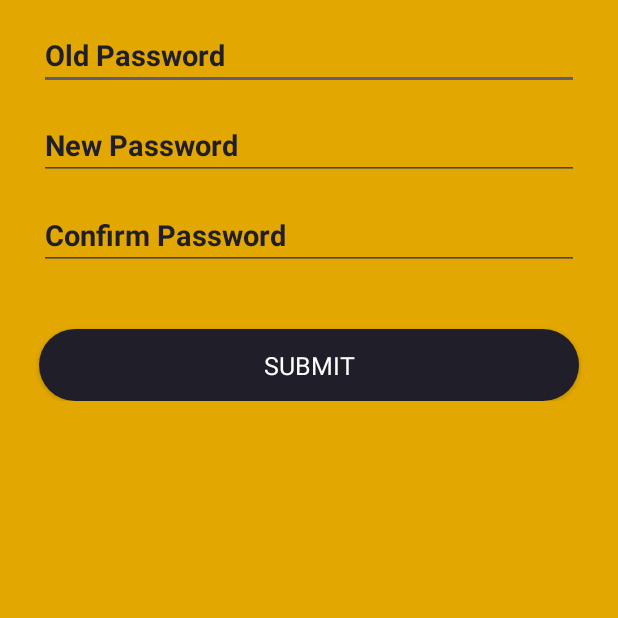
After one commit to sahetu/June_Internship, an Android app: the ChangePasswordActivity screen opened directly, with no data from a screen before it, on a phone screen of 412 x 824 dp, the top half of it. The commit adds this screen. Run offline under Robolectric (Android 15) with nearby library versions, the phone set to English and light mode, and no system bars; our stand-ins replace sdp/ssp sizes; Roboto replaces fonts that are not available here.

Commit message:
28th June

```diff
--- /dev/null
+++ b/app/src/main/java/june/internship/ChangePasswordActivity.java
@@ -0,0 +1,80 @@
+package june.internship;
+
+import androidx.appcompat.app.AppCompatActivity;
+
+import android.content.SharedPreferences;
+import android.database.Cursor;
+import android.database.sqlite.SQLiteDatabase;
+import android.os.Bundle;
+import android.view.View;
+import android.widget.Button;
+import android.widget.EditText;
+import android.widget.Toast;
+
+public class ChangePasswordActivity extends AppCompatActivity {
+
+    EditText oldPassword,newPassword,confirmPassword;
+    Button submit;
+
+    SQLiteDatabase db;
+    SharedPreferences sp;
+
+    @Override
+    protected void onCreate(Bundle savedInstanceState) {
+        super.onCreate(savedInstanceState);
+        setContentView(R.layout.activity_change_password);
+
+        sp = getSharedPreferences(ConstantData.PREF,MODE_PRIVATE);
+
+        db = openOrCreateDatabase("JuneInternship",MODE_PRIVATE,null);
+        String tableQuery = "CREATE TABLE IF NOT EXISTS USERS(USERID INTEGER PRIMARY KEY AUTOINCREMENT,NAME VARCHAR(100),EMAIL VARCHAR(100),CONTACT INT(10),PASSWORD VARCHAR(20),DOB VARCHAR(10),GENDER VARCHAR(10),CITY VARCHAR(50))";
+        db.execSQL(tableQuery);
+
+        oldPassword = findViewById(R.id.change_old_password);
+        newPassword = findViewById(R.id.change_new_password);
+        confirmPassword = findViewById(R.id.change_confirm_password);
+
+        submit = findViewById(R.id.change_password_button);
+
+        submit.setOnClickListener(new View.OnClickListener() {
+            @Override
+            public void onClick(View view) {
+                if(oldPassword.getText().toString().trim().equals("")){
+                    oldPassword.setError("Old Password Required");
+                }
+                else if(oldPassword.getText().toString().trim().length()<6){
+                    oldPassword.setError("Min. 6 Char Password Required");
+                }
+                else if(newPassword.getText().toString().trim().equals("")){
+                    newPassword.setError("New Password Required");
+                }
+                else if(newPassword.getText().toString().trim().length()<6){
+                    newPassword.setError("Min. 6 Char Password Required");
+                }
+                else if(confirmPassword.getText().toString().trim().equals("")){
+                    confirmPassword.setError("Confirm Password Required");
+                }
+                else if(confirmPassword.getText().toString().trim().length()<6){
+                    confirmPassword.setError("Min. 6 Char Password Required");
+                }
+                else if(!confirmPassword.getText().toString().trim().matches(newPassword.getText().toString())){
+                    confirmPassword.setError("Confirm Password Does Not Match");
+                }
+                else{
+                    String selectQuery = "SELECT * FROM USERS WHERE USERID='"+sp.getString(ConstantData.USERID,"")+"' AND PASSWORD='"+oldPassword.getText().toString()+"'";
+                    Cursor cursor = db.rawQuery(selectQuery,null);
+                    if(cursor.getCount()>0){
+                        String updateQuery = "UPDATE USERS SET PASSWORD='"+newPassword.getText().toString()+"' WHERE USERID='"+sp.getString(ConstantData.USERID,"")+"'";
+                        db.execSQL(updateQuery);
+                        Toast.makeText(ChangePasswordActivity.this, "Password Change Successfully", Toast.LENGTH_SHORT).show();
+                        onBackPressed();
+                    }
+                    else{
+                        Toast.makeText(ChangePasswordActivity.this, "Old Password Does Not Match", Toast.LENGTH_SHORT).show();
+                    }
+                }
+            }
+        });
+
+    }
+}
--- a/app/src/main/java/june/internship/MainActivity.java
+++ b/app/src/main/java/june/internship/MainActivity.java
@@ -93,7 +93,7 @@ public class MainActivity extends AppCompatActivity {
                         Toast.makeText(MainActivity.this,"Login Successfully",Toast.LENGTH_LONG).show();
                         Snackbar.make(view,"Login Successfully",Snackbar.LENGTH_SHORT).show();
 
-                        Intent intent = new Intent(MainActivity.this,HomeActivity.class);
+                        Intent intent = new Intent(MainActivity.this,DashboardActivity.class);
                         startActivity(intent);
                     }
                     else{
--- a/app/src/main/java/june/internship/SplashActivity.java
+++ b/app/src/main/java/june/internship/SplashActivity.java
@@ -37,7 +37,7 @@ public class SplashActivity extends AppCompatActivity {
                     finish();
                 }
                 else{
-                    Intent intent = new Intent(SplashActivity.this, HomeActivity.class);
+                    Intent intent = new Intent(SplashActivity.this, DashboardActivity.class);
                     startActivity(intent);
                     finish();
                 }
--- /dev/null
+++ b/app/src/main/res/layout/activity_change_password.xml
@@ -0,0 +1,61 @@
+<?xml version="1.0" encoding="utf-8"?>
+<LinearLayout xmlns:android="http://schemas.android.com/apk/res/android"
+    xmlns:app="http://schemas.android.com/apk/res-auto"
+    xmlns:tools="http://schemas.android.com/tools"
+    style="@style/layout_bg"
+    android:layout_width="match_parent"
+    android:layout_height="match_parent"
+    android:orientation="vertical">
+
+    <androidx.core.widget.NestedScrollView
+        android:layout_width="match_parent"
+        android:layout_height="wrap_content">
+
+        <LinearLayout
+            android:layout_width="match_parent"
+            android:layout_height="wrap_content"
+            android:orientation="vertical">
+
+            <EditText
+                android:id="@+id/change_old_password"
+                style="@style/edit_bold_20"
+                android:layout_width="match_parent"
+                android:layout_height="wrap_content"
+                android:layout_marginHorizontal="@dimen/_20sdp"
+                android:layout_marginTop="@dimen/_10sdp"
+                android:hint="Old Password"
+                android:inputType="textPassword" />
+
+            <EditText
+                android:id="@+id/change_new_password"
+                style="@style/edit_bold_20"
+                android:layout_width="match_parent"
+                android:layout_height="wrap_content"
+                android:layout_marginHorizontal="@dimen/_20sdp"
+                android:layout_marginTop="@dimen/_10sdp"
+                android:hint="New Password"
+                android:inputType="textPassword" />
+
+            <EditText
+                android:id="@+id/change_confirm_password"
+                style="@style/edit_bold_20"
+                android:layout_width="match_parent"
+                android:layout_height="wrap_content"
+                android:layout_marginHorizontal="@dimen/_20sdp"
+                android:layout_marginTop="@dimen/_10sdp"
+                android:hint="Confirm Password"
+                android:inputType="textPassword" />
+
+            <Button
+                android:id="@+id/change_password_button"
+                style="@style/button_18"
+                android:layout_width="match_parent"
+                android:layout_height="wrap_content"
+                android:layout_marginHorizontal="@dimen/_20sdp"
+                android:layout_marginTop="@dimen/_30sdp"
+                android:text="Submit" />
+
+        </LinearLayout>
+
+    </androidx.core.widget.NestedScrollView>
+</LinearLayout>
--- /dev/null
+++ b/app/src/main/res/values/dimens.xml
@@ -0,0 +1,5 @@
+<resources>
+    <!-- Default screen margins, per the Android Design guidelines. -->
+    <dimen name="activity_horizontal_margin">16dp</dimen>
+    <dimen name="activity_vertical_margin">16dp</dimen>
+</resources>
--- a/app/src/main/res/values/strings.xml
+++ b/app/src/main/res/values/strings.xml
@@ -1,3 +1,9 @@
 <resources>
     <string name="app_name">June Internship</string>
+    <string name="title_activity_dahsborad">DahsboradActivity</string>
+    <string name="title_home">Home</string>
+    <string name="title_dashboard">Dashboard</string>
+    <string name="title_notifications">Notifications</string>
+    <!-- TODO: Remove or change this placeholder text -->
+    <string name="hello_blank_fragment">Hello blank fragment</string>
 </resources>
--- a/gradle.properties
+++ b/gradle.properties
@@ -15,6 +15,7 @@ org.gradle.jvmargs=-Xmx2048m -Dfile.encoding=UTF-8
 # Android operating system, and which are packaged with your app's APK
 # https://developer.android.com/topic/libraries/support-library/androidx-rn
 android.useAndroidX=true
+android.enableJetifier=true
 # Enables namespacing of each library's R class so that its R class includes only the
 # resources declared in the library itself and none from the library's dependencies,
 # thereby reducing the size of the R class for that library
--- a/settings.gradle
+++ b/settings.gradle
@@ -1,6 +1,7 @@
 pluginManagement {
     repositories {
         google()
+        jcenter()
         mavenCentral()
         gradlePluginPortal()
     }
@@ -9,6 +10,7 @@ dependencyResolutionManagement {
     repositoriesMode.set(RepositoriesMode.FAIL_ON_PROJECT_REPOS)
     repositories {
         google()
+        jcenter()
         mavenCentral()
     }
 }
```
Also changed, not shown: app/build.gradle (+7 -0 lines), app/src/main/AndroidManifest.xml (+13 -4 lines), app/src/main/java/june/internship/DashboardActivity.java (added, +69 -0 lines), app/src/main/java/june/internship/ForgotPasswordActivity.java (+22 -5 lines), app/src/main/java/june/internship/HomeActivity.java (+10 -0 lines), app/src/main/java/june/internship/HomeFragment.java (added, +23 -0 lines), app/src/main/res/drawable/ic_dashboard_black_24dp.xml (added, +9 -0 lines), app/src/main/res/drawable/ic_home_black_24dp.xml (added, +9 -0 lines), app/src/main/res/drawable/ic_notifications_black_24dp.xml (added, +9 -0 lines), app/src/main/res/layout/activity_dashboard.xml (added, +30 -0 lines), app/src/main/res/layout/fragment_home.xml (added, +9 -0 lines).
